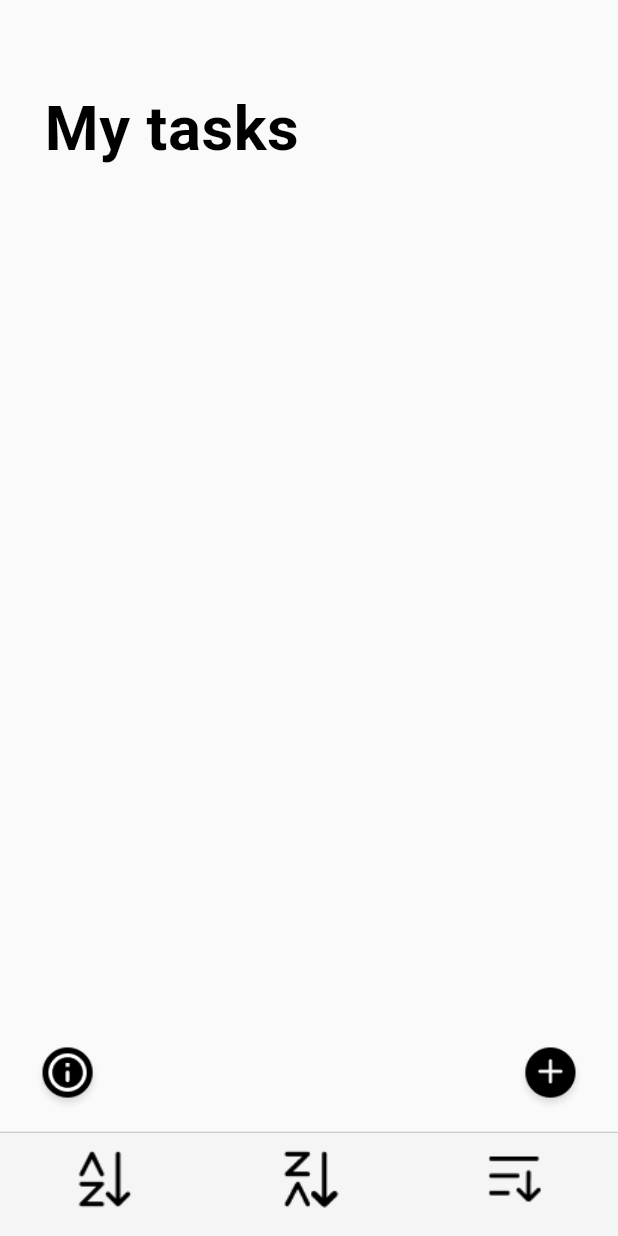
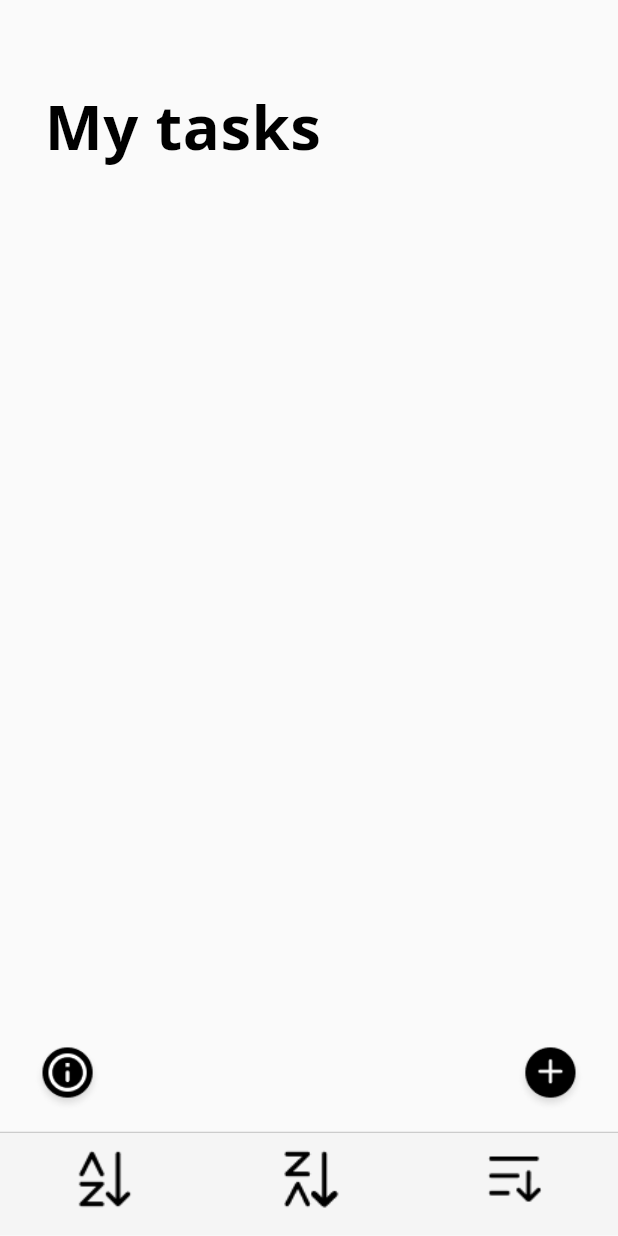
Before and after one commit to abezuglova/second_task, a Flutter app: the screen it shows after launch, on a phone screen of 412 x 824 dp. Run offline on Flutter 3.47's test engine with Material 2 defaults, Android fonts, the phone set to English and light mode, and no system bars; our stand-ins replace flutter_screenutil, google_fonts.

Commit message:
google fonts provided

```diff
--- a/lib/main.dart
+++ b/lib/main.dart
@@ -20,31 +20,29 @@ class MyApp extends StatelessWidget {
         return MaterialApp(
           title: 'Flutter Demo',
           theme: ThemeData(
-              textTheme:
-                  GoogleFonts.openSansTextTheme(Theme.of(context).textTheme)
-                      .copyWith(
-                        bodySmall: TextStyle(
+            textTheme: TextTheme(
+              bodySmall: GoogleFonts.openSans(
                 color: AppColors.mainTextColor,
                 fontSize: 15.sp,
                 fontWeight: FontWeight.w600,
                 height: 20 / 15,
                 letterSpacing: -0.24,
               ),
-                        bodyMedium: TextStyle(
+              bodyMedium: GoogleFonts.openSans(
                 color: AppColors.systemButtonColor,
                 fontSize: 17.sp,
                 fontWeight: FontWeight.normal,
                 height: 22 / 17,
                 letterSpacing: -0.41,
               ),
-                        bodyLarge: TextStyle(
+              bodyLarge: GoogleFonts.openSans(
                 color: Colors.black,
                 fontSize: 22.sp,
                 fontWeight: FontWeight.normal,
                 height: 28 / 22,
                 letterSpacing: 0.35,
               ),
-                        headlineSmall: TextStyle(
+              headlineSmall: GoogleFonts.openSans(
                 color: AppColors.dateTimeColor,
                 fontSize: 13.sp,
                 fontWeight: FontWeight.normal,
@@ -52,44 +50,45 @@ class MyApp extends StatelessWidget {
                 height: 18 / 13,
                 letterSpacing: -0.08,
               ),
-                        headlineMedium: TextStyle(
+              headlineMedium: GoogleFonts.openSans(
                 color: Colors.black,
                 fontSize: 20.sp,
                 fontWeight: FontWeight.w600,
                 height: 24 / 20,
                 letterSpacing: 0.38,
               ),
-                        headlineLarge: TextStyle(
+              headlineLarge: GoogleFonts.openSans(
                 color: Colors.black,
                 fontSize: 34.sp,
                 fontWeight: FontWeight.bold,
                 height: 41 / 34,
                 letterSpacing: 0.37,
               ),
-                        labelSmall: TextStyle(
+              labelSmall: GoogleFonts.openSans(
                 color: Colors.white,
                 fontSize: 14.06.sp,
                 fontWeight: FontWeight.w600,
                 height: 18.2 / 14.06,
                 letterSpacing: -0.34,
               ),
-                        labelMedium: TextStyle(
+              labelMedium: GoogleFonts.openSans(
                 color: Colors.black,
                 fontSize: 17.sp,
                 fontWeight: FontWeight.w600,
                 height: 22 / 17,
                 letterSpacing: -0.41,
               ),
-                        labelLarge: TextStyle(
+              labelLarge: GoogleFonts.openSans(
                 color: AppColors.textButtonColor,
                 fontSize: 13.sp,
                 fontWeight: FontWeight.w600,
               ),
-                      )
-                      .apply(fontSizeFactor: 1.sp),
+            ).apply(fontSizeFactor: 1.sp),
           ),
-            home: TasksPage(),
+          home: child,
         );
-        });
+      },
+      child: TasksPage(),
+    );
   }
 }
--- a/pubspec.yaml
+++ b/pubspec.yaml
@@ -64,6 +64,7 @@ flutter:
   # To add assets to your application, add an assets section, like this:
   assets:
     - images/
+    - google_fonts/
   #   - images/a_dot_burr.jpeg
   #   - images/a_dot_ham.jpeg
 
```
Also changed, not shown: google_fonts/OpenSans-Bold.ttf (added), google_fonts/OpenSans-Italic.ttf (added), google_fonts/OpenSans-Regular.ttf (added), google_fonts/OpenSans-SemiBold.ttf (added), 1 other file. Lines whose indentation alone changed are shown as unchanged.
